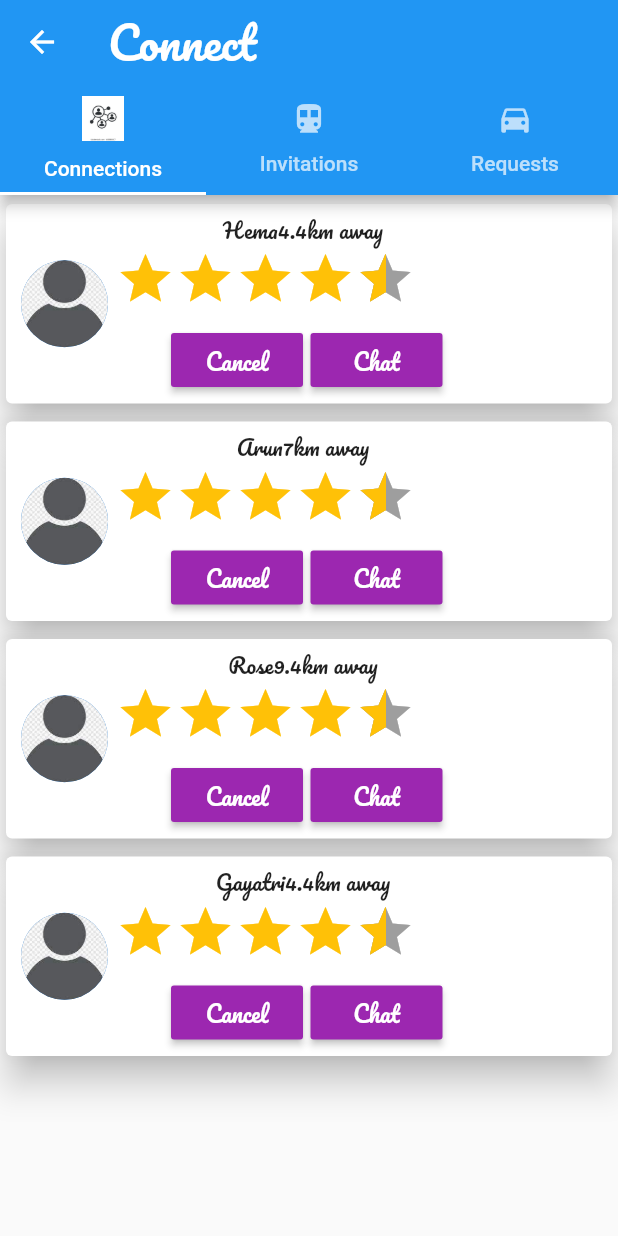
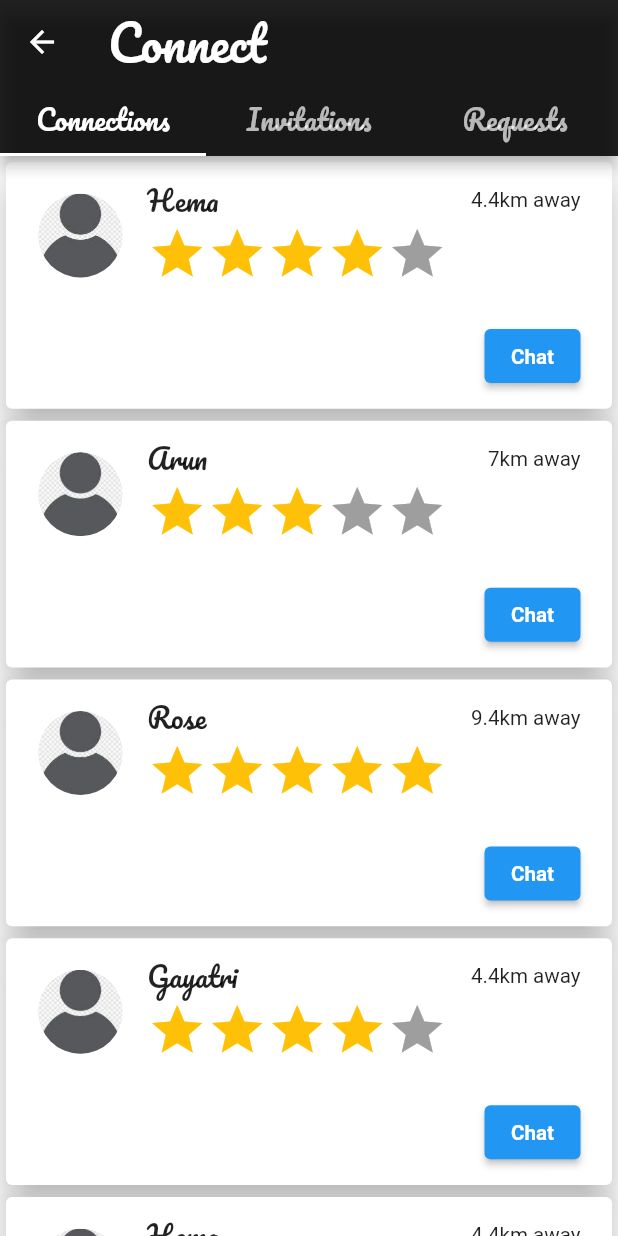
Before and after one commit to ak-1420/quickdeed_mobile, a Flutter app: the HomeScreen screen opened by its route, item 4 of the bottom bar chosen, after a tap on "Chat", on a phone screen of 412 x 824 dp. Run offline on Flutter 3.47's test engine with Material 2 defaults, Android fonts, the phone set to English and light mode, and no system bars; drawn by our look-alikes of flutter_rating_bar; our stand-ins replace flutter_screenutil, google_fonts, image_picker, material_design_icons_flutter.

Commit message:
connection screen updated

```diff
--- a/quickdeed/lib/main.dart
+++ b/quickdeed/lib/main.dart
@@ -2,6 +2,7 @@ import 'package:flutter/material.dart';
 import 'package:flutter/services.dart';
 import 'package:flutter_screenutil/flutter_screenutil.dart';
 import 'package:google_fonts/google_fonts.dart';
+import 'package:quickdeed/screeens/connect.dart';
 import 'package:quickdeed/screeens/profile_screen.dart';
 import 'package:quickdeed/screeens/send_otp_screen.dart';
 import 'package:quickdeed/screeens/sign_up_screen_one.dart';
@@ -38,7 +39,7 @@ class MyApp extends StatelessWidget {
             Theme.of(context).textTheme,
           ),
         ),
-        initialRoute: '/home',
+        initialRoute: '/',
         routes: {
           '/': (context) => SplashScreen(),
           '/sendOtp': (context) => SendOtpScreen(),
@@ -48,8 +49,8 @@ class MyApp extends StatelessWidget {
           '/home': (context) => HomeScreen(),
           '/viewUser':(context) => UserDetailsScreen(),
           '/viewWork':(context) => WorkDetailsScreen(),
-          '/connections':(context) => const ConnectionScreen(),
           '/myProfile': (context)=> const MyProfileScreen(),
+          '/connect': (context) => const Connect(),
         },
       ),
     );
--- /dev/null
+++ b/quickdeed/lib/screeens/connect.dart
@@ -0,0 +1,76 @@
+import 'package:flutter/material.dart';
+import 'package:flutter_screenutil/flutter_screenutil.dart';
+import 'package:google_fonts/google_fonts.dart';
+import 'package:quickdeed/widgets/connected_users.dart';
+import 'package:quickdeed/widgets/invited_users.dart';
+import 'package:quickdeed/widgets/requested_users.dart';
+
+
+class Connect extends StatefulWidget {
+  const Connect({Key? key}) : super(key: key);
+
+  @override
+  _ConnectState createState() => _ConnectState();
+}
+
+class _ConnectState extends State<Connect> with SingleTickerProviderStateMixin {
+
+  late TabController _tabController;
+
+  @override
+  void initState() {
+    super.initState();
+
+    _tabController = TabController(length: 3, vsync: this ,initialIndex: 0);
+  }
+
+  @override
+  Widget build(BuildContext context) {
+
+    final  width = MediaQuery.of(context).size.width;
+    final  height = MediaQuery.of(context).size.height;
+
+    return Scaffold(
+      appBar: AppBar(
+        leading: BackButton(
+          onPressed: (){
+            Navigator.pop(context);
+          },
+        ),
+        backgroundColor: Colors.black87,
+        title: Text("Connect",
+          style: GoogleFonts.pacifico(
+            fontSize: 28.sp,
+            fontWeight: FontWeight.w400,
+            color: const Color.fromRGBO(255 , 255 , 255 , 1)
+          ),
+        ),
+        bottom: TabBar(
+          tabs: const [
+            Tab(text: "Connections",),
+            Tab(text: "Invitations",),
+            Tab(text: "Requests",),
+          ],
+          labelStyle: GoogleFonts.pacifico(
+            fontWeight: FontWeight.w400,
+            fontSize: 16.sp
+          ),
+          controller: _tabController,
+          indicatorColor: Colors.white,
+        ),
+      ),
+      body: TabBarView(
+        controller: _tabController,
+        children: [
+          ConnectedUsers(),
+          InvitedUsers(),
+          RequestedUsers()
+        ],
+      ),
+    );
+
+
+  }
+
+
+}
--- a/quickdeed/lib/screeens/connections_screen.dart
+++ b/quickdeed/lib/screeens/connections_screen.dart
@@ -15,8 +15,7 @@ class _ConnectionScreenState extends State<ConnectionScreen> {
     Users(userId: "1", userName: "Hema", rating: 4.4, location: "4.4km away"),
     Users(userId: "1", userName: "Arun", rating: 4.4, location: "7km away"),
     Users(userId: "1", userName: "Rose", rating: 4.4, location: "9.4km away"),
-    Users(
-        userId: "1", userName: "Gayatri", rating: 4.4, location: "4.4km away"),
+    Users(userId: "1", userName: "Gayatri", rating: 4.4, location: "4.4km away"),
   ];
   int tabNumber = 0;
   bool isVisible = false;
@@ -59,7 +58,7 @@ class _ConnectionScreenState extends State<ConnectionScreen> {
                       Column(
                         children: [
                           Row(
-                            mainAxisAlignment: MainAxisAlignment.spaceEvenly,
+                            mainAxisAlignment: MainAxisAlignment.spaceBetween,
                             children: [
                               Text(users.userName),
                               Text(users.location),
@@ -75,6 +74,7 @@ class _ConnectionScreenState extends State<ConnectionScreen> {
                                   initialRating: users.rating,
                                   minRating: 1,
                                   direction: Axis.horizontal,
+                                  ignoreGestures: true,
                                   allowHalfRating: true,
                                   itemCount: 5,
                                   updateOnDrag: false,
@@ -95,7 +95,7 @@ class _ConnectionScreenState extends State<ConnectionScreen> {
                           Row(
                             children: [
                               Container(
-                                margin: EdgeInsets.symmetric(horizontal: 5.0),
+                                margin: const EdgeInsets.symmetric(horizontal: 5.0),
                                 child: RaisedButton(
                                   child: Text(
                                     "Cancel",
--- a/quickdeed/lib/screeens/home_screem.dart
+++ b/quickdeed/lib/screeens/home_screem.dart
@@ -39,13 +39,13 @@ class _HomeScreenState extends State<HomeScreen> {
           Navigator.pushNamed(context, '/home');
           break;
         case 1:
-          Navigator.pushNamed(context, '/myProfile');
+          Navigator.pushNamed(context, '/viewUser');
           break;
         case 2:
-          Navigator.pushNamed(context, '/home');
+          Navigator.pushNamed(context, '/postWork');
           break;
         case 3:
-          Navigator.pushNamed(context, '/connections');
+          Navigator.pushNamed(context, '/connect');
           break;
         case 4:
           Navigator.pushNamed(context, '/home');
@@ -58,12 +58,12 @@ class _HomeScreenState extends State<HomeScreen> {
           title: _isSearch
               ? TextField(
                   decoration: InputDecoration(
-                    hintStyle: TextStyle(color: Colors.white),
+                    hintStyle: const TextStyle(color: Colors.white),
                     hintText: (viewUsers) ? "Search Users" : "Search Works",
                   ),
                 )
-              : Text("QuickDeed"),
-          backgroundColor: Color.fromRGBO(184, 183, 255, 1),
+              : const Text("QuickDeed"),
+          backgroundColor: const Color.fromRGBO(184, 183, 255, 1),
           actions: [
             IconButton(
               onPressed: () {
@@ -97,12 +97,12 @@ class _HomeScreenState extends State<HomeScreen> {
                  children: [
                    SizedBox(width: 10.w,),
                    Text("you are currently viewing ${(viewUsers) ? 'users' : 'works'}",
-                    style: TextStyle(
+                    style:  TextStyle(
                       color: Colors.white,
-                      fontSize: 16.0
+                      fontSize: 16.sp
                     ),
                    ),
-                   Spacer(),
+                   const Spacer(),
                    Switch(
                        inactiveThumbColor: Colors.white,
                        inactiveTrackColor: Colors.black,
--- /dev/null
+++ b/quickdeed/lib/widgets/connected_users.dart
@@ -0,0 +1,112 @@
+import 'package:flutter/material.dart';
+import 'package:flutter_rating_bar/flutter_rating_bar.dart';
+import 'package:flutter_screenutil/flutter_screenutil.dart';
+import 'package:google_fonts/google_fonts.dart';
+import 'package:quickdeed/Models/users_model.dart';
+
+class ConnectedUsers extends StatelessWidget {
+   ConnectedUsers({Key? key}) : super(key: key);
+
+  final List<Users> users = [
+    Users(userId: "1", userName: "Hema", rating: 4, location: "4.4km away"),
+    Users(userId: "1", userName: "Arun", rating: 3, location: "7km away"),
+    Users(userId: "1", userName: "Rose", rating: 5, location: "9.4km away"),
+    Users(userId: "1", userName: "Gayatri", rating: 4, location: "4.4km away"),
+    Users(userId: "1", userName: "Hema", rating: 4, location: "4.4km away"),
+    Users(userId: "1", userName: "Arun", rating: 3, location: "7km away"),
+    Users(userId: "1", userName: "Rose", rating: 5, location: "9.4km away"),
+    Users(userId: "1", userName: "Gayatri", rating: 4, location: "4.4km away"),
+  ];
+
+  @override
+  Widget build(BuildContext context) {
+    return ListView.builder(
+        itemCount: users.length,
+        itemBuilder: (BuildContext context , int index){
+          return Card(
+            elevation: 10.0,
+            child: InkWell(
+              onTap: (){
+               // TODO: navigate user to chat screen
+              },
+              child: Container(
+                margin: const EdgeInsets.all(5.0),
+                width: 340.w,
+                height: 120.h,
+                decoration: BoxDecoration(
+                  borderRadius: BorderRadius.all(Radius.circular(10.r)),
+                  color: Colors.white,
+                ),
+                child: Center(
+                  child: ListTile(
+                    leading: CircleAvatar(
+                      radius: 25.r,
+                      backgroundColor: Colors.grey[300],
+                      backgroundImage: const AssetImage('images/user.jpeg'),
+                    ),
+                    title: Row(
+                      mainAxisAlignment: MainAxisAlignment.spaceBetween,
+                      children: [
+                        Text(users[index].userName,
+                          style: GoogleFonts.pacifico(
+                              fontSize: 16.sp,
+                              fontWeight: FontWeight.w400,
+                              color: Colors.black87
+                          ),
+                        ),
+                        Text(users[index].location,
+                          style: GoogleFonts.roboto(
+                              fontSize: 12.sp,
+                              fontWeight: FontWeight.w400,
+                              color: Colors.black87
+                          ),
+                        )
+                      ],
+                    ),
+                    subtitle: Column(
+                      mainAxisAlignment: MainAxisAlignment.start,
+                      crossAxisAlignment: CrossAxisAlignment.start,
+                      children: [
+                        Container(
+                          width: 200.w,
+                          height: 50.h,
+                          child: RatingBar.builder(
+                            initialRating: users[index].rating,
+                            minRating: 1,
+                            direction: Axis.horizontal,
+                            ignoreGestures: true,
+                            allowHalfRating: true,
+                            itemCount: 5,
+                            updateOnDrag: false,
+                            tapOnlyMode: true,
+                            itemBuilder: (context, _) => const Icon(
+                              Icons.star,
+                              color: Colors.amber,
+                            ),
+                            onRatingUpdate: (rating) {},
+                          ),
+                        ),
+                        Row(
+                          mainAxisAlignment: MainAxisAlignment.end,
+                          children: [
+                            ElevatedButton(
+                                child: Text("Chat" , style: GoogleFonts.roboto(
+                                    fontSize: 12.sp,
+                                    fontWeight: FontWeight.w600,
+                                    color: Colors.white
+                                ),),
+                              onPressed: (){},
+                            )
+                          ],
+                        )
+                      ],
+                    ),
+                  ),
+                ),
+              ),
+            ),
+          );
+        }
+    );
+  }
+}
--- a/quickdeed/lib/widgets/users_widget.dart
+++ b/quickdeed/lib/widgets/users_widget.dart
@@ -64,11 +64,12 @@ class UsersList extends StatelessWidget {
               height: 30.h,
               child: RatingBar.builder(
                 initialRating: users[index].rating,
+                ignoreGestures: true,
                 minRating: 1,
                 direction: Axis.horizontal,
                 allowHalfRating: true,
                 itemCount: 5,
-                itemBuilder: (context, _) => Icon(
+                itemBuilder: (context, _) => const Icon(
                   Icons.star,
                   color: Colors.amber,
                   size: 2,
```
Also changed, not shown: quickdeed/lib/widgets/invited_users.dart (added, +117 -0 lines), quickdeed/lib/widgets/requested_users.dart (added, +128 -0 lines).
